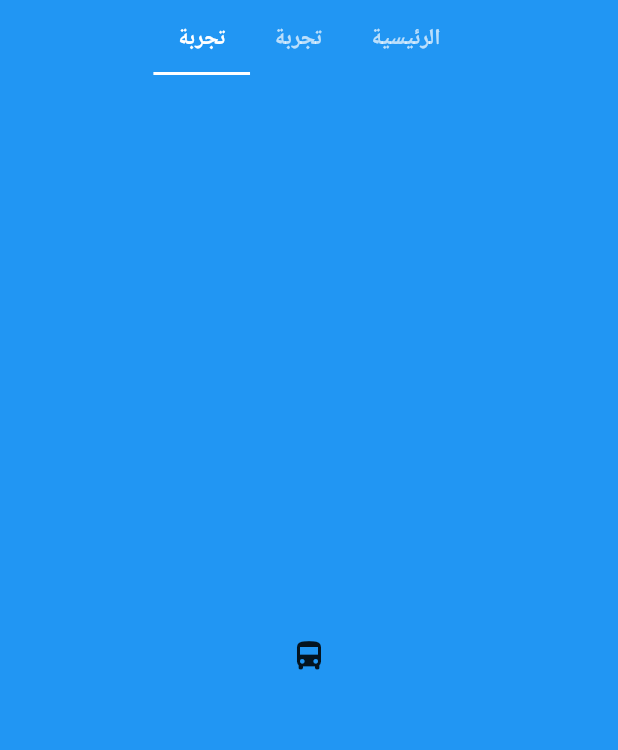
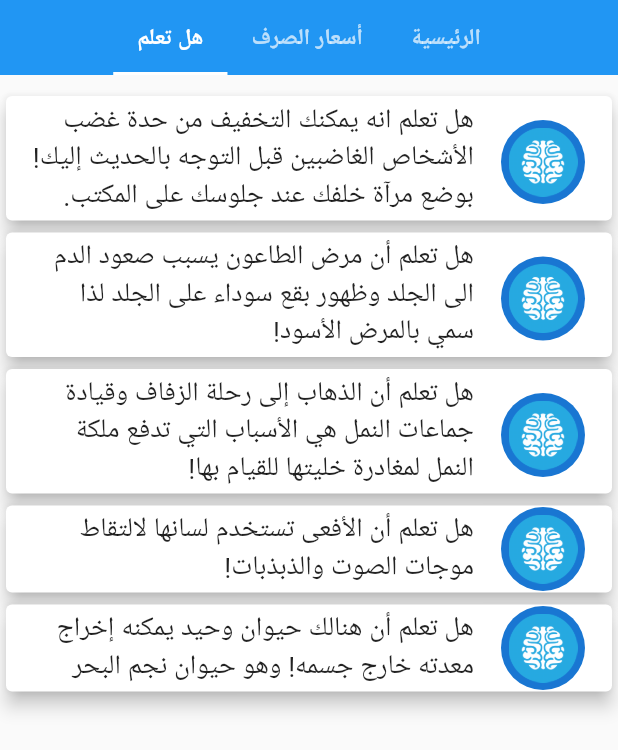
Before and after one commit to mhdp/iraqibayt, a Flutter app: the MainBoard screen opened by its route, tab 3 chosen, on a phone screen of 412 x 824 dp. Shown: the top 750 px of the screen. Run offline on Flutter 3.47's test engine with Material 2 defaults, Android fonts, the phone set to English and light mode, and no system bars; our stand-ins replace font_awesome_flutter, getwidget, shared_preferences; accounts and stored records are empty; Roboto replaces fonts that are missing (ArabicKufi).

Commit message:
Add notes widget

```diff
--- /dev/null
+++ b/lib/modules/Note.dart
@@ -0,0 +1,6 @@
+class Note {
+  final int id;
+  final String content;
+
+  const Note({this.id, this.content});
+}
--- a/lib/widgets/main_board.dart
+++ b/lib/widgets/main_board.dart
@@ -1,5 +1,6 @@
 import 'package:flutter/material.dart';
 import 'package:iraqibayt/widgets/currencies.dart';
+import 'package:iraqibayt/widgets/notes.dart';
 import 'package:iraqibayt/widgets/home/home.dart';
 
 class MainBoard extends StatefulWidget {
@@ -52,13 +53,13 @@ class _MainBoardState extends State<MainBoard>
                   Tab(
                     //icon: Icon(Icons.search),
                     child: Text(
-                      "تجربة",
+                      "أسعار الصرف",
                     ),
                   ),
                   Tab(
                     //icon: Icon(Icons.restaurant),
                     child: Text(
-                      "تجربة",
+                      "هل تعلم",
                     ),
                   ),
                 ],
@@ -72,10 +73,7 @@ class _MainBoardState extends State<MainBoard>
           children: <Widget>[
             Home(),
             Currencies(),
-            Container(
-              child: Icon(Icons.directions_bus),
-              color: Colors.blue,
-            ),
+            Notes(),
           ],
         ),
       ),
--- /dev/null
+++ b/lib/widgets/notes.dart
@@ -0,0 +1,59 @@
+import 'package:flutter/material.dart';
+import 'package:iraqibayt/modules/Note.dart';
+
+class Notes extends StatelessWidget {
+  final List<Note> myNotes = [
+    Note(
+        id: 0,
+        content:
+            'هل تعلم انه يمكنك التخفيف من حدة غضب الأشخاص الغاضبين قبل التوجه بالحديث إليك! بوضع مرآة خلفك عند جلوسك على المكتب.'),
+    Note(
+        id: 1,
+        content:
+            'هل تعلم أن مرض الطاعون يسبب صعود الدم الى الجلد وظهور بقع سوداء على الجلد لذا سمي بالمرض الأسود!'),
+    Note(
+        id: 2,
+        content:
+            'هل تعلم أن الذهاب إلى رحلة الزفاف وقيادة جماعات النمل هي الأسباب التي تدفع ملكة النمل لمغادرة خليتها للقيام بها!'),
+    Note(
+        id: 3,
+        content:
+            'هل تعلم أن الأفعى تستخدم لسانها لالتقاط موجات الصوت والذبذبات!'),
+    Note(
+        id: 4,
+        content:
+            'هل تعلم أن هنالك حيوان وحيد يمكنه إخراج معدته خارج جسمه! وهو حيوان نجم البحر'),
+  ];
+  @override
+  Widget build(BuildContext context) {
+    return Container(
+      padding: const EdgeInsets.only(top: 10.0),
+      child: ListView.builder(
+        itemBuilder: (context, index) {
+          return Card(
+            elevation: 5,
+            child: ListTile(
+              leading: CircleAvatar(
+                radius: 30,
+                child: Padding(
+                  padding: EdgeInsets.all(5),
+                  child: FittedBox(
+                    child: Image.asset('assets/images/note.png'),
+                  ),
+                ),
+              ),
+              title: Text(
+                myNotes[index].content,
+                style: TextStyle(
+                  fontSize: 18,
+                  //fontWeight: FontWeight.bold,
+                ),
+              ),
+            ),
+          );
+        },
+        itemCount: myNotes.length,
+      ),
+    );
+  }
+}
--- a/pubspec.yaml
+++ b/pubspec.yaml
@@ -64,6 +64,7 @@ flutter:
     - assets/images/weather.png
     - assets/images/min_temp.png
     - assets/images/max_temp.png
+    - assets/images/note.png
 
   # An image asset can refer to one or more resolution-specific "variants", see
   # https://flutter.dev/assets-and-images/#resolution-aware.
```
Also changed, not shown: assets/images/note.png (added).
